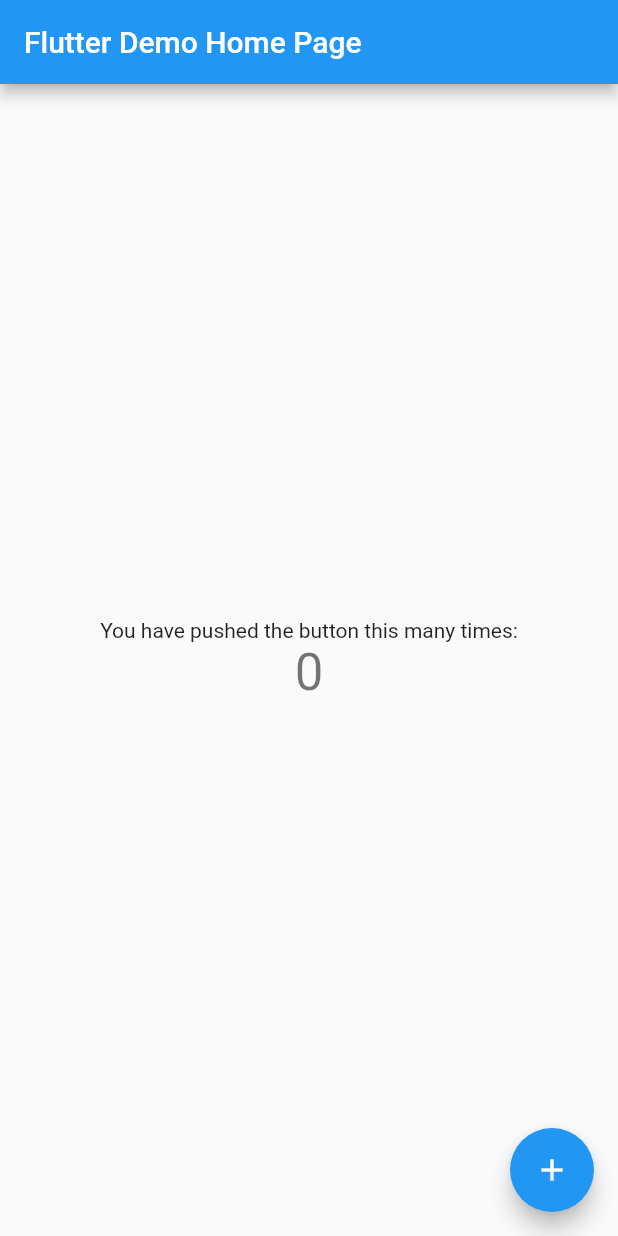
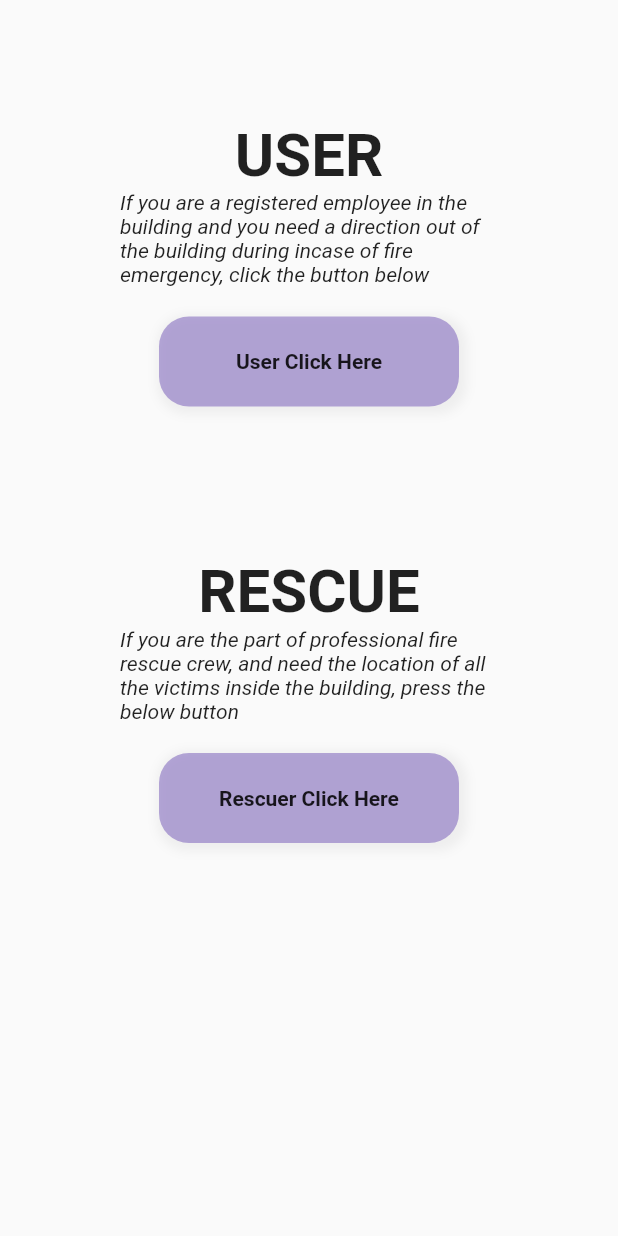
Before and after one commit to 2020-HelloWorld/FireEvacuationSystem, a Flutter app: the screen it shows after launch, on a phone screen of 412 x 824 dp. Run offline on Flutter 3.47's test engine with Material 2 defaults, Android fonts, the phone set to English and light mode, and no system bars.

Commit message:
Home Pages

```diff
--- /dev/null
+++ b/way_out/lib/Pages/HomePage.dart
@@ -0,0 +1,119 @@
+import 'package:flutter/material.dart';
+
+import 'Rescuer/RescuerDashboard.dart';
+import 'User/UserList.dart';
+
+class HomePage extends StatelessWidget {
+  const HomePage({Key? key}) : super(key: key);
+
+  @override
+  Widget build(BuildContext context) {
+    return Scaffold(
+      body: Padding(
+        padding: const EdgeInsets.all(80.0),
+        child: Container(
+          width: 400,
+          child: SingleChildScrollView(
+            child: Column(
+              children: <Widget>[
+                Text(
+                  "USER",
+                style: TextStyle(
+                  fontSize: 40,
+                  fontWeight: FontWeight.w700,
+                ),
+                ),
+                Text(
+                    "If you are a registered employee in the building and you need a direction out of the building during incase of fire emergency, click the button below",
+                  style: TextStyle(
+                    fontStyle: FontStyle.italic
+                  ),
+                ),
+                Container(
+                  margin: EdgeInsets.only(top: 20),
+                  height: 60,
+                  width: 200,
+                  child: FlatButton(
+                    child: Text("User Click Here",
+                      style: TextStyle(
+                        fontWeight: FontWeight.bold,
+
+                      ),
+                    ),
+                    onPressed: (){
+                      Navigator.push(context,MaterialPageRoute(
+                          builder: (context)=>UserList()
+                      ));
+                    },
+                  ),
+                  decoration: BoxDecoration(
+                      color: Colors.deepPurple.shade700.withOpacity(0.4),
+                      borderRadius: BorderRadius.circular(20),
+                      boxShadow: [
+                        BoxShadow(
+                            color: Colors.grey.shade200,
+                            offset: Offset(2,2),
+                            spreadRadius: 3,
+                            blurRadius: 5
+                        )
+                      ]
+                  ),
+                ),
+
+                SizedBox(
+                  height: 100,
+                ),
+
+
+                Text(
+                  "RESCUE",
+                  style: TextStyle(
+                    fontSize: 40,
+                    fontWeight: FontWeight.w700,
+                  ),
+                ),
+                Text(
+                  "If you are the part of professional fire rescue crew, and need the location of all the victims inside the building, press the below button",
+                  style: TextStyle(
+                      fontStyle: FontStyle.italic
+                  ),
+                ),
+                Container(
+                  margin: EdgeInsets.only(top: 20),
+                  height: 60,
+                  width: 200,
+                  child: FlatButton(
+                    child: Text("Rescuer Click Here",
+                      style: TextStyle(
+                        fontWeight: FontWeight.bold,
+
+                      ),
+                    ),
+                    onPressed: (){
+                      Navigator.push(context,MaterialPageRoute(
+                          builder: (context)=>RescuerDashboard()
+                      ));
+                    },
+                  ),
+                  decoration: BoxDecoration(
+                      color: Colors.deepPurple.shade700.withOpacity(0.4),
+                      borderRadius: BorderRadius.circular(20),
+                      boxShadow: [
+                        BoxShadow(
+                            color: Colors.grey.shade200,
+                            offset: Offset(2,2),
+                            spreadRadius: 3,
+                            blurRadius: 5
+                        )
+                      ]
+                  ),
+                ),
+
+              ],
+            ),
+          )
+        ),
+      )
+    );
+  }
+}
--- a/way_out/lib/main.dart
+++ b/way_out/lib/main.dart
@@ -1,115 +1,17 @@
 import 'package:flutter/material.dart';
+import 'package:way_out/Pages/SplashScreen.dart';
 
-void main() {
-  runApp(const MyApp());
+void main(){
+  runApp(MyApp());
 }
-
 class MyApp extends StatelessWidget {
   const MyApp({Key? key}) : super(key: key);
 
-  // This widget is the root of your application.
   @override
   Widget build(BuildContext context) {
     return MaterialApp(
-      title: 'Flutter Demo',
-      theme: ThemeData(
-        // This is the theme of your application.
-        //
-        // Try running your application with "flutter run". You'll see the
-        // application has a blue toolbar. Then, without quitting the app, try
-        // changing the primarySwatch below to Colors.green and then invoke
-        // "hot reload" (press "r" in the console where you ran "flutter run",
-        // or simply save your changes to "hot reload" in a Flutter IDE).
-        // Notice that the counter didn't reset back to zero; the application
-        // is not restarted.
-        primarySwatch: Colors.blue,
-      ),
-      home: const MyHomePage(title: 'Flutter Demo Home Page'),
+      title: "WayOut",
+      home: SplashScreen(),
     );
   }
 }
-
-class MyHomePage extends StatefulWidget {
-  const MyHomePage({Key? key, required this.title}) : super(key: key);
-
-  // This widget is the home page of your application. It is stateful, meaning
-  // that it has a State object (defined below) that contains fields that affect
-  // how it looks.
-
-  // This class is the configuration for the state. It holds the values (in this
-  // case the title) provided by the parent (in this case the App widget) and
-  // used by the build method of the State. Fields in a Widget subclass are
-  // always marked "final".
-
-  final String title;
-
-  @override
-  State<MyHomePage> createState() => _MyHomePageState();
-}
-
-class _MyHomePageState extends State<MyHomePage> {
-  int _counter = 0;
-
-  void _incrementCounter() {
-    setState(() {
-      // This call to setState tells the Flutter framework that something has
-      // changed in this State, which causes it to rerun the build method below
-      // so that the display can reflect the updated values. If we changed
-      // _counter without calling setState(), then the build method would not be
-      // called again, and so nothing would appear to happen.
-      _counter++;
-    });
-  }
-
-  @override
-  Widget build(BuildContext context) {
-    // This method is rerun every time setState is called, for instance as done
-    // by the _incrementCounter method above.
-    //
-    // The Flutter framework has been optimized to make rerunning build methods
-    // fast, so that you can just rebuild anything that needs updating rather
-    // than having to individually change instances of widgets.
-    return Scaffold(
-      appBar: AppBar(
-        // Here we take the value from the MyHomePage object that was created by
-        // the App.build method, and use it to set our appbar title.
-        title: Text(widget.title),
-      ),
-      body: Center(
-        // Center is a layout widget. It takes a single child and positions it
-        // in the middle of the parent.
-        child: Column(
-          // Column is also a layout widget. It takes a list of children and
-          // arranges them vertically. By default, it sizes itself to fit its
-          // children horizontally, and tries to be as tall as its parent.
-          //
-          // Invoke "debug painting" (press "p" in the console, choose the
-          // "Toggle Debug Paint" action from the Flutter Inspector in Android
-          // Studio, or the "Toggle Debug Paint" command in Visual Studio Code)
-          // to see the wireframe for each widget.
-          //
-          // Column has various properties to control how it sizes itself and
-          // how it positions its children. Here we use mainAxisAlignment to
-          // center the children vertically; the main axis here is the vertical
-          // axis because Columns are vertical (the cross axis would be
-          // horizontal).
-          mainAxisAlignment: MainAxisAlignment.center,
-          children: <Widget>[
-            const Text(
-              'You have pushed the button this many times:',
-            ),
-            Text(
-              '$_counter',
-              style: Theme.of(context).textTheme.headline4,
-            ),
-          ],
-        ),
-      ),
-      floatingActionButton: FloatingActionButton(
-        onPressed: _incrementCounter,
-        tooltip: 'Increment',
-        child: const Icon(Icons.add),
-      ), // This trailing comma makes auto-formatting nicer for build methods.
-    );
-  }
-}
```
Also changed, not shown: way_out/lib/Pages/Rescuer/RescuerDashboard.dart (added, +17 -0 lines), way_out/lib/Pages/SplashScreen.dart (added, +58 -0 lines), way_out/lib/Pages/User/UserList.dart (added, +17 -0 lines).
